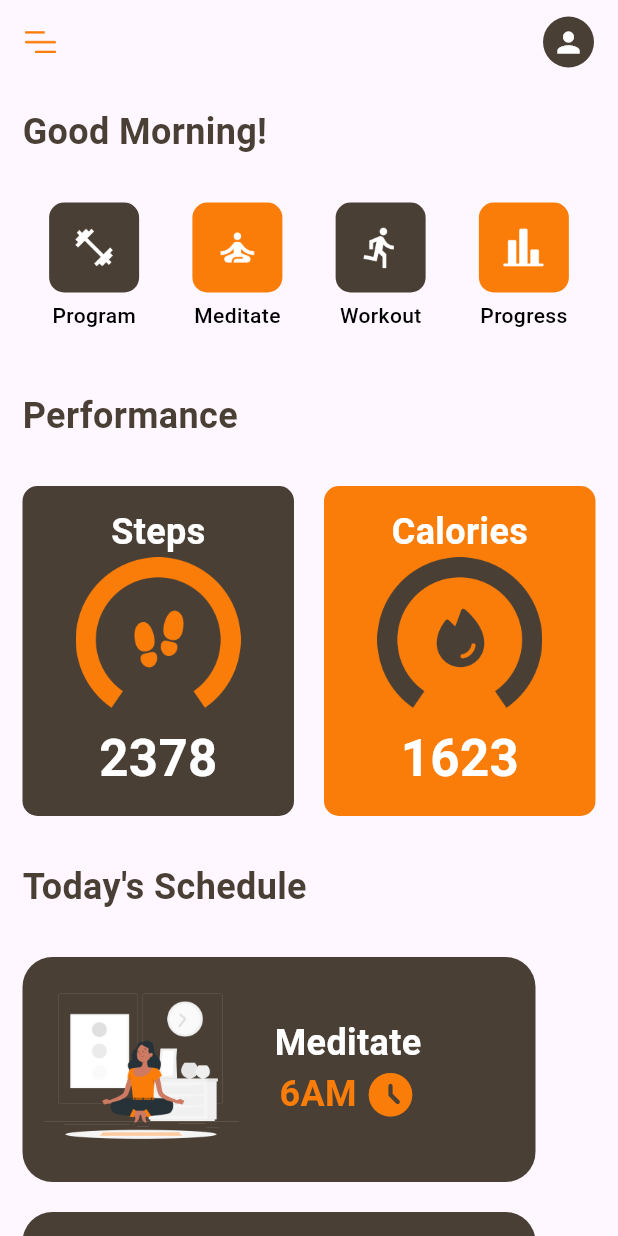
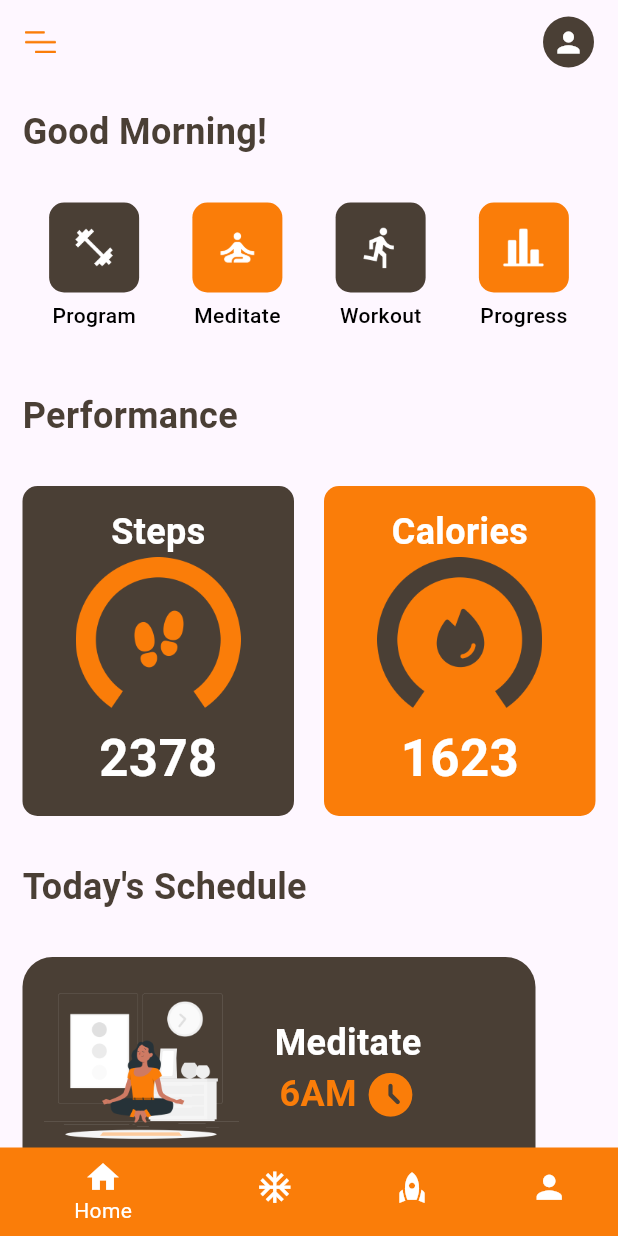
Before and after one commit to altantheprodigy/ZGYM, a Flutter app: the screen it shows after launch, on a phone screen of 412 x 824 dp. Run offline on Flutter 3.47's test engine with Material 3 defaults, Android fonts, the phone set to English and light mode, and no system bars; Roboto replaces fonts that are missing (Poopins).

Commit message:
Feat [AP] Anyar Zid

```diff
--- /dev/null
+++ b/lib/TabPageController.dart
@@ -0,0 +1,92 @@
+import 'package:flutter/material.dart';
+import 'package:zgym/Page/Home.dart';
+import 'package:zgym/Page/Komponen.dart';
+
+class TabPage extends StatefulWidget {
+  const TabPage({Key? key}) : super(key: key);
+
+  @override
+  State<TabPage> createState() => _TabPageState();
+}
+
+class _TabPageState extends State<TabPage> {
+
+  List<Widget> halaman = [
+    HomePage(),
+
+    Container(
+      color: Colors.blue,
+    ),
+    Container(
+      color: Colors.yellow,
+    ),
+  ];
+
+  int _currentIndex = 0;
+
+  late PageController pageController;
+
+  @override
+  void initState() {
+    super.initState();
+    pageController = PageController(initialPage: _currentIndex);
+  }
+
+  @override
+  Widget build(BuildContext context) {
+    final size = MediaQuery.of(context).size;
+    final padSize = 25.0;
+    return Scaffold(
+      body: PageView(
+        controller: pageController,
+        children: halaman,
+      ),
+      bottomNavigationBar: Theme(
+      data: ThemeData(
+      canvasColor: Mycolor['orange'],
+      ),
+      child: BottomNavigationBar(
+        elevation: 0,
+        currentIndex: _currentIndex,
+        onTap: (index) {
+          setState(() {
+            _currentIndex = index;
+            pageController.animateToPage(index,
+              duration: const Duration(milliseconds: 300),
+              curve: Curves.easeOutCirc,
+            );
+          });
+        },
+        showUnselectedLabels: false,
+        selectedItemColor: Colors.white,
+        unselectedItemColor: Colors.white,
+        selectedIconTheme: IconThemeData(
+          color: Colors.white,
+        ),
+        unselectedIconTheme: const IconThemeData(
+          color: Colors.white,
+        ),
+        iconSize: size.width * (padSize / size.width),
+        items: const [
+          BottomNavigationBarItem(
+              icon: Icon(Icons.home),
+              label: 'Home'
+          ),
+          BottomNavigationBarItem(
+              icon: Icon(Icons.ac_unit),
+              label: 'Program'
+          ),
+          BottomNavigationBarItem(
+              icon: Icon(Icons.rocket),
+              label: 'Orders'
+          ),
+          BottomNavigationBarItem(
+              icon: Icon(Icons.person),
+              label: 'Chat'
+          )
+        ],
+      ),
+    )
+    );
+  }
+}
--- a/lib/main.dart
+++ b/lib/main.dart
@@ -1,5 +1,5 @@
 import 'package:flutter/material.dart';
-import 'package:zgym/Page/Home.dart';
+import 'package:zgym/TabPageController.dart';
 
 void main() {
   runApp(const MyApp());
@@ -14,7 +14,7 @@ class MyApp extends StatelessWidget {
     return MaterialApp(
       debugShowCheckedModeBanner: false,
       theme: ThemeData(),
-      home: HomePage(),
+      home: TabPage(),
     );
   }
 }
```
